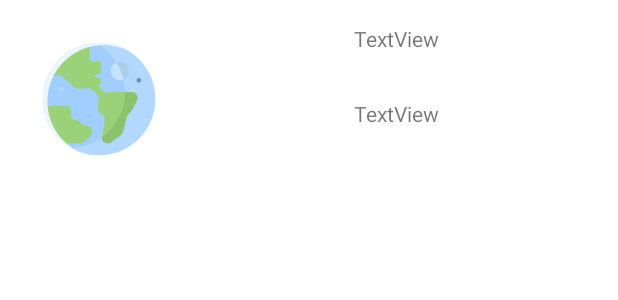
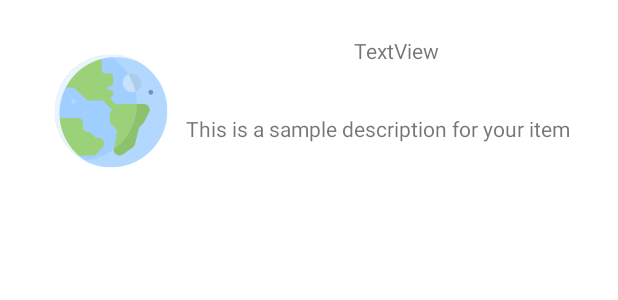
Before and after one commit to wagnerr92/planets, an Android app: the layout planets_item.xml on its own in the app's theme, with its tools: preview values and no code run, on a phone screen of 412 x 824 dp. Shown: the top 300 px of the screen. Run offline under Robolectric (Android 15) with nearby library versions, the phone set to English and light mode, and no system bars.

Commit message:
Ajuste de layout e na chamada da api. boa parte da implementação acaboui ficando na branch anterior

```diff
--- a/app/src/main/java/rp/consulting/planets/data/api/PlanetsClient.kt
+++ b/app/src/main/java/rp/consulting/planets/data/api/PlanetsClient.kt
@@ -16,6 +16,7 @@ object PlanetsClient {
             )
             .baseUrl("https://us-central1-android-course-api.cloudfunctions.net/")
             .build()
+
         return retrofit.create(PlanetsService::class.java)
     }
 }
--- a/app/src/main/res/layout/planets_item.xml
+++ b/app/src/main/res/layout/planets_item.xml
@@ -2,7 +2,9 @@
 <androidx.constraintlayout.widget.ConstraintLayout xmlns:android="http://schemas.android.com/apk/res/android"
     xmlns:app="http://schemas.android.com/apk/res-auto"
     android:layout_width="match_parent"
-    android:layout_height="wrap_content">
+    android:layout_height="wrap_content"
+    android:padding="@dimen/space_8"
+    xmlns:tools="http://schemas.android.com/tools">
 
     <ImageView
         android:id="@+id/imageView"
@@ -16,20 +18,23 @@
 
     <TextView
         android:id="@+id/title"
-        android:layout_width="wrap_content"
+        android:layout_width="0dp"
         android:layout_height="wrap_content"
-        android:text="TextView"
+        android:gravity="center"
+        tools:text="TextView"
         app:layout_constraintEnd_toEndOf="parent"
         app:layout_constraintStart_toEndOf="@+id/imageView"
         app:layout_constraintTop_toTopOf="@+id/imageView" />
 
     <TextView
         android:id="@+id/description"
-        android:layout_width="wrap_content"
+        android:layout_width="0dp"
         android:layout_height="wrap_content"
-        android:text="TextView"
-        app:layout_constraintBottom_toBottomOf="@+id/imageView"
+        tools:text="This is a sample description for your item"
+        android:layout_marginTop="@dimen/margin_4"
+        app:layout_constraintBottom_toBottomOf="parent"
         app:layout_constraintEnd_toEndOf="parent"
         app:layout_constraintStart_toEndOf="@+id/imageView"
         app:layout_constraintTop_toBottomOf="@+id/title" />
+
 </androidx.constraintlayout.widget.ConstraintLayout>
--- /dev/null
+++ b/app/src/main/res/values/dimens.xml
@@ -0,0 +1,5 @@
+<?xml version="1.0" encoding="utf-8"?>
+<resources>
+    <dimen name="margin_4">4dp</dimen>
+    <dimen name="space_8">8dp</dimen>
+</resources>
```
Also changed, not shown: app/src/main/java/rp/consulting/planets/data/PlanetRepository.kt (+7 -7 lines).
